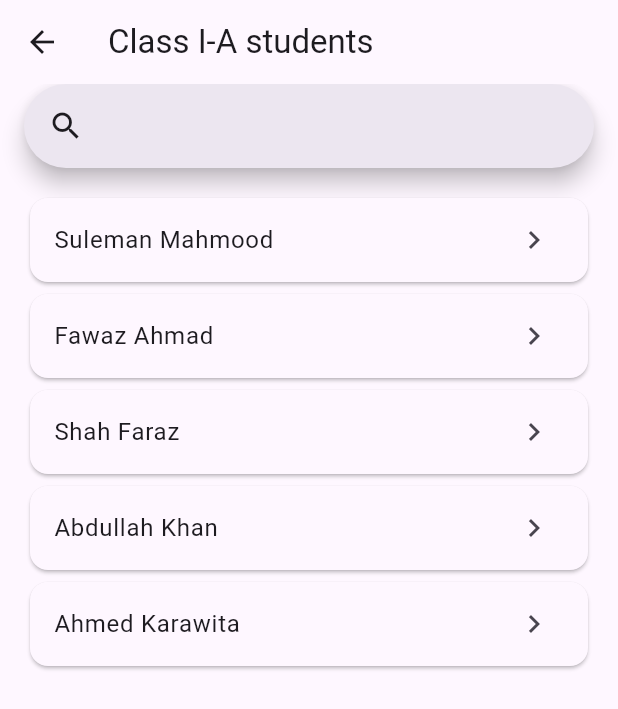
After one commit to suleman-mahmood/classifyy, a Flutter app: the AllStudentsScreen screen opened by its route, on a phone screen of 412 x 824 dp. The commit adds this screen. Shown: the top 709 px of the screen. Run offline on Flutter 3.47's test engine with Material 3 defaults, Android fonts, the phone set to English and light mode, and no system bars; our stand-ins replace auto_route.

Commit message:
moved imports, refactored

```diff
--- a/classifyy/lib/presentation/screens/teacher/all_students_screen.dart
+++ b/classifyy/lib/presentation/screens/teacher/all_students_screen.dart
@@ -1,6 +1,7 @@
 import 'package:auto_route/auto_route.dart';
 import 'package:classifyy/presentation/config/app_router.dart';
 import 'package:classifyy/presentation/config/utils.dart';
+import 'package:classifyy/presentation/widgets/layouts/primary_layout.dart';
 import 'package:flutter/material.dart';
 
 @RoutePage()
@@ -14,16 +15,8 @@ class AllStudentsScreen extends StatefulWidget {
 class _AllStudentsScreenState extends State<AllStudentsScreen> {
   @override
   Widget build(BuildContext context) {
-    return Scaffold(
-      appBar: AppBar(
-        title: const Text("Class I-A students"),
-      ),
-      body: SafeArea(
-        child: SizedBox(
-          width: ScreenSizes.widthSlabFourRel(context),
-          child: Padding(
-            padding: const EdgeInsets.symmetric(horizontal: 16),
-            child: Column(
+    return PrimaryLayout(
+      appBarTitle: 'Class I-A students',
       children: [
         SearchAnchor(
           builder: (
@@ -36,6 +29,9 @@ class _AllStudentsScreenState extends State<AllStudentsScreen> {
                 EdgeInsets.symmetric(horizontal: 16.0),
               ),
               onTap: () {
+                controller.openView();
+              },
+              onChanged: (_) {
                 controller.openView();
               },
               leading: const Icon(Icons.search),
@@ -115,10 +111,6 @@ class _AllStudentsScreenState extends State<AllStudentsScreen> {
           ),
         ),
       ],
-            ),
-          ),
-        ),
-      ),
     );
   }
 }
--- /dev/null
+++ b/classifyy/lib/presentation/widgets/layouts/primary_layout.dart
@@ -0,0 +1,44 @@
+import 'package:classifyy/presentation/config/utils.dart';
+import 'package:classifyy/presentation/widgets/layouts/root_layout.dart';
+import 'package:flutter/material.dart';
+
+class PrimaryLayout extends StatefulWidget {
+  final List<Widget> children;
+  final String appBarTitle;
+  final FloatingActionButton? floatingActionButton;
+
+  const PrimaryLayout({
+    super.key,
+    this.children = const [],
+    required this.appBarTitle,
+    this.floatingActionButton,
+  });
+
+  @override
+  State<PrimaryLayout> createState() => _PrimaryLayoutState();
+}
+
+class _PrimaryLayoutState extends State<PrimaryLayout> {
+  @override
+  Widget build(BuildContext context) {
+    return RootLayout(
+      child: Scaffold(
+        appBar: AppBar(
+          title: Text(widget.appBarTitle),
+        ),
+        floatingActionButton: widget.floatingActionButton,
+        body: SafeArea(
+          child: SizedBox(
+            width: ScreenSizes.widthSlabFourRel(context),
+            child: Padding(
+              padding: const EdgeInsets.symmetric(horizontal: 16),
+              child: Column(
+                children: widget.children,
+              ),
+            ),
+          ),
+        ),
+      ),
+    );
+  }
+}
--- /dev/null
+++ b/classifyy/lib/presentation/widgets/layouts/root_layout.dart
@@ -0,0 +1,17 @@
+import 'package:flutter/material.dart';
+
+class RootLayout extends StatefulWidget {
+  final Widget child;
+
+  const RootLayout({super.key, required this.child});
+
+  @override
+  State<RootLayout> createState() => _RootLayoutState();
+}
+
+class _RootLayoutState extends State<RootLayout> {
+  @override
+  Widget build(BuildContext context) {
+    return widget.child;
+  }
+}
```
Also changed, not shown: classifyy/lib/presentation/screens/auth/login_screen.dart (+6 -3 lines), classifyy/lib/presentation/screens/teacher/announcement_screen.dart (+3 -14 lines), classifyy/lib/presentation/screens/teacher/dashboard_screen.dart (+3 -47 lines), classifyy/lib/presentation/screens/teacher/new_announcement_screen.dart (+5 -17 lines), classifyy/lib/presentation/screens/teacher/student_chat_screen.dart (+8 -17 lines), classifyy/lib/presentation/widgets/layouts/dashboard_layout.dart (added, +68 -0 lines), classifyy/lib/presentation/widgets/buttons/button_primary.dart (renamed from classifyy/lib/presentation/widgets/button_primary.dart), classifyy/lib/presentation/widgets/buttons/dashboard_button.dart (renamed from classifyy/lib/presentation/widgets/dashboard_button.dart), classifyy/lib/presentation/widgets/inputs/text_area.dart (renamed from classifyy/lib/presentation/widgets/text_area.dart), classifyy/lib/presentation/widgets/inputs/text_field_primary.dart (renamed from classifyy/lib/presentation/widgets/text_field_primary.dart). Lines whose indentation alone changed are shown as unchanged.
